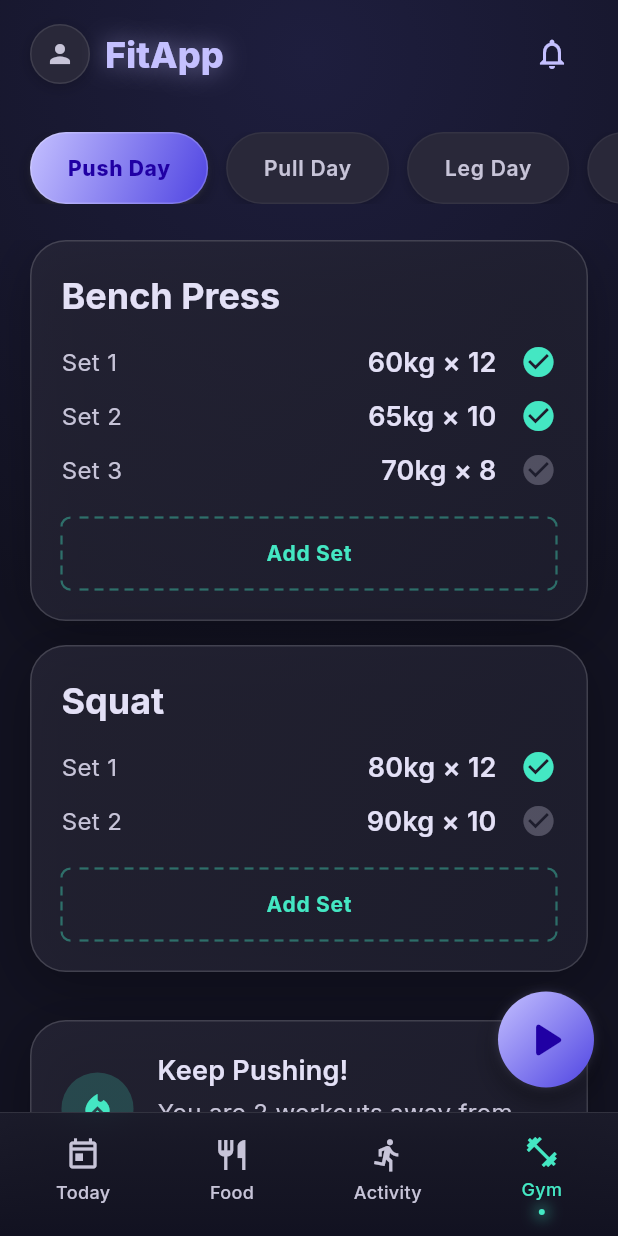
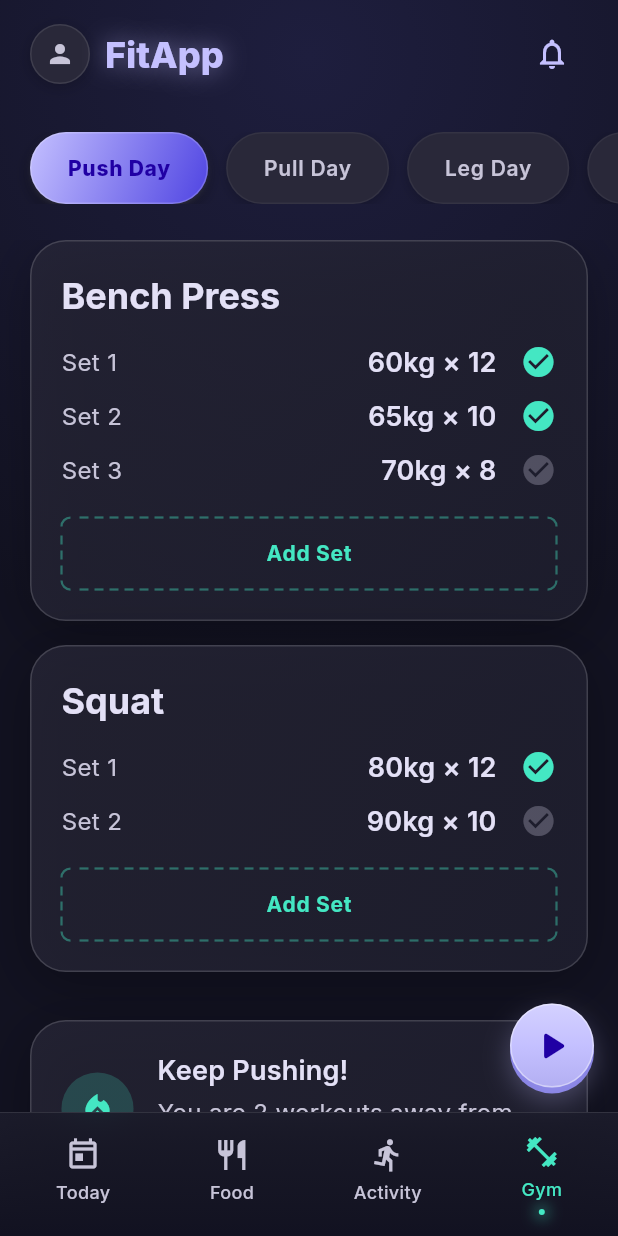
Before and after one commit to scarecr0wz/private-fit-app, a Flutter app: the screen it shows after launch, item 4 of the bottom bar chosen, on a phone screen of 412 x 824 dp. Run offline on Flutter 3.47's test engine with Material 3 defaults, Android fonts, the light colour scheme and no system bars; our stand-ins replace flutter_map, flutter_riverpod, go_router, google_fonts, latlong2.

Commit message:
fix: consistent floating btn style

```diff
--- a/lib/features/dashboard/dashboard_screen.dart
+++ b/lib/features/dashboard/dashboard_screen.dart
@@ -131,13 +131,13 @@ class DashboardScreen extends StatelessWidget {
                     const SizedBox(height: 28),
 
                     // Aktivitas
-                    _buildSectionHeader(context, 'Aktivitas', 'Lihat Semua'),
+                    _buildSectionHeader(context, 'Aktivitas', 'Lihat Semua', Icons.chevron_right),
                     const SizedBox(height: 12),
                     ...summary.activities.map((a) => _ActivityCard(item: a)),
                     const SizedBox(height: 28),
 
                     // Makanan
-                    _buildSectionHeader(context, 'Makanan', 'Tambah'),
+                    _buildSectionHeader(context, 'Makanan', 'Tambah', Icons.add),
                     const SizedBox(height: 12),
                     _MealList(meals: summary.meals),
                   ]),
@@ -223,18 +223,31 @@ class DashboardScreen extends StatelessWidget {
   }
 
   Widget _buildSectionHeader(
-      BuildContext context, String title, String action) {
+      BuildContext context, String title, String action, IconData icon) {
     return Row(
       mainAxisAlignment: MainAxisAlignment.spaceBetween,
       children: [
         Text(title, style: Theme.of(context).textTheme.titleMedium),
         GestureDetector(
           onTap: () {},
-          child: Text(
-            action,
-            style: Theme.of(context).textTheme.labelMedium?.copyWith(
-                  color: AppColors.primary,
-                ),
+          child: Row(
+            mainAxisSize: MainAxisSize.min,
+            children: [
+              if (icon == Icons.add) ...[
+                Icon(icon, color: AppColors.primary, size: 16),
+                const SizedBox(width: 4),
+              ],
+              Text(
+                action,
+                style: Theme.of(context).textTheme.labelMedium?.copyWith(
+                      color: AppColors.primary,
+                    ),
+              ),
+              if (icon != Icons.add) ...[
+                const SizedBox(width: 4),
+                Icon(icon, color: AppColors.primary, size: 16),
+              ],
+            ],
           ),
         ),
       ],
--- a/lib/features/gym/gym_screen.dart
+++ b/lib/features/gym/gym_screen.dart
@@ -430,35 +430,72 @@ class _MotivationalBento extends StatelessWidget {
   }
 }
 
-class _Fab3D extends StatelessWidget {
+class _Fab3D extends StatefulWidget {
   const _Fab3D();
 
   @override
+  State<_Fab3D> createState() => _Fab3DState();
+}
+
+class _Fab3DState extends State<_Fab3D> {
+  bool _pressed = false;
+
+  @override
   Widget build(BuildContext context) {
-    return Container(
-      width: 64,
-      height: 64,
-      decoration: const BoxDecoration(
+    return GestureDetector(
+      onTapDown: (_) => setState(() => _pressed = true),
+      onTapUp: (_) => setState(() => _pressed = false),
+      onTapCancel: () => setState(() => _pressed = false),
+      onTap: () {},
+      child: AnimatedContainer(
+        duration: const Duration(milliseconds: 100),
+        transform: Matrix4.translationValues(0, _pressed ? 2 : 0, 0),
+        width: 56,
+        height: 56,
+        decoration: BoxDecoration(
           shape: BoxShape.circle,
-        gradient: LinearGradient(
-          colors: [AppColors.primary, AppColors.inversePrimary],
-          begin: Alignment.topLeft,
-          end: Alignment.bottomRight,
+          gradient: const LinearGradient(
+            begin: Alignment.topCenter,
+            end: Alignment.bottomCenter,
+            colors: [Color(0xFFD4D1FF), AppColors.primary, Color(0xFFB3AFF2)],
+            stops: [0.0, 0.5, 1.0],
           ),
-        boxShadow: [
-          BoxShadow(
-            color: Color(0x66000000),
-            blurRadius: 16,
-            offset: Offset(0, 8),
+          boxShadow: _pressed
+              ? [
+                  const BoxShadow(
+                    color: Color(0xFF7E79DF),
+                    offset: Offset(0, 2),
+                    blurRadius: 0,
                   ),
                   BoxShadow(
-            color: Color(0x80C4C0FF),
+                    color: AppColors.primary.withValues(alpha: 0.3),
                     blurRadius: 8,
-            spreadRadius: -4,
+                    offset: const Offset(0, 4),
+                  ),
+                ]
+              : [
+                  const BoxShadow(
+                    color: Color(0xFF7E79DF),
+                    offset: Offset(0, 4),
+                    blurRadius: 0,
+                  ),
+                  BoxShadow(
+                    color: AppColors.primary.withValues(alpha: 0.3),
+                    blurRadius: 15,
+                    offset: const Offset(0, 8),
                   ),
                 ],
+          border: Border.all(
+            color: Colors.white.withValues(alpha: 0.4),
+            width: 1,
           ),
-      child: const Icon(Icons.play_arrow_rounded, color: AppColors.onPrimary, size: 40),
+        ),
+        child: const Icon(
+          Icons.play_arrow_rounded,
+          color: AppColors.onPrimary,
+          size: 32,
+        ),
+      ),
     );
   }
 }
```
Lines whose indentation alone changed are shown as unchanged.
